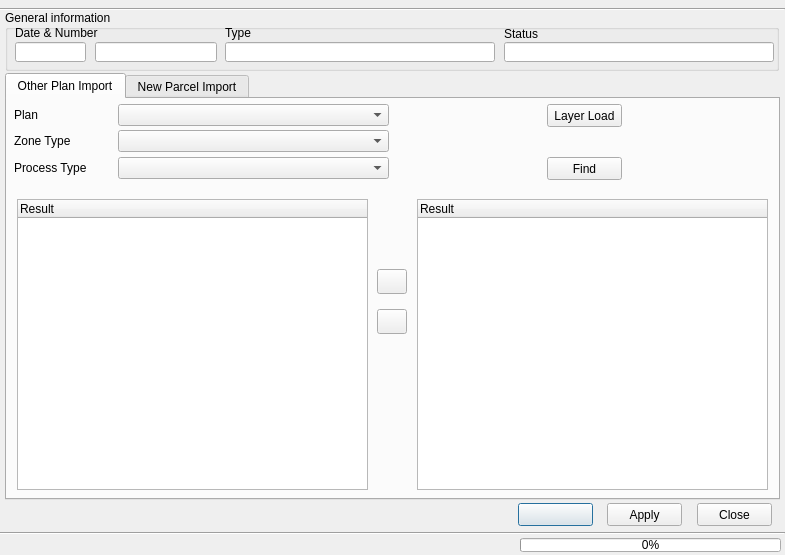
First picture: the form in view/PlanCaseDialog.ui, repository teamlm2/lm2_mgis, before the edit.
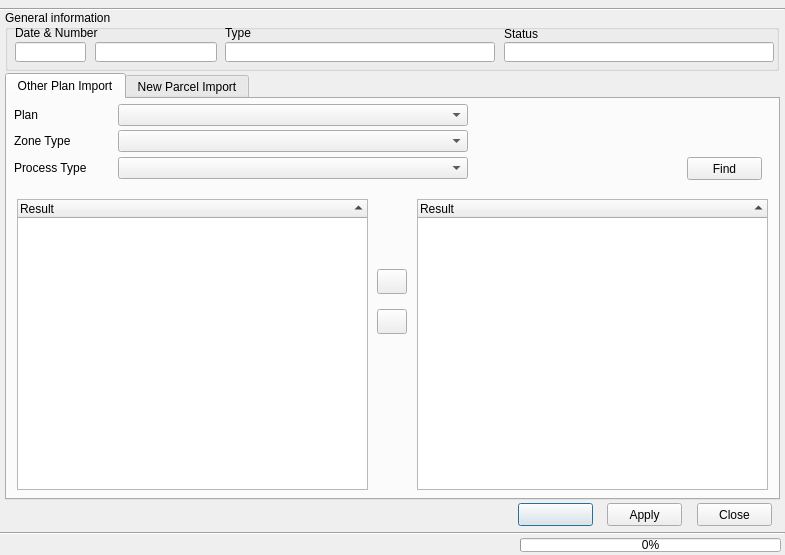
Second picture: the form after the edit. Icons and pictures are not drawn.

What changed in the file:
```diff
--- a/view/PlanCaseDialog.ui
+++ b/view/PlanCaseDialog.ui
@@ -214,6 +214,12 @@
        <height>291</height>
       </rect>
      </property>
+     <property name="sortingEnabled">
+      <bool>true</bool>
+     </property>
+     <property name="wordWrap">
+      <bool>true</bool>
+     </property>
      <column>
       <property name="text">
        <string>Result</string>
@@ -238,7 +244,7 @@
       <rect>
        <x>111</x>
        <y>31</y>
-       <width>271</width>
+       <width>350</width>
        <height>22</height>
       </rect>
      </property>
@@ -248,7 +254,7 @@
       <rect>
        <x>111</x>
        <y>58</y>
-       <width>271</width>
+       <width>350</width>
        <height>22</height>
       </rect>
      </property>
@@ -275,6 +281,12 @@
        <height>291</height>
       </rect>
      </property>
+     <property name="sortingEnabled">
+      <bool>true</bool>
+     </property>
+     <property name="wordWrap">
+      <bool>true</bool>
+     </property>
      <column>
       <property name="text">
        <string>Result</string>
@@ -333,28 +345,15 @@
       <rect>
        <x>111</x>
        <y>5</y>
-       <width>271</width>
+       <width>350</width>
        <height>22</height>
       </rect>
      </property>
     </widget>
-    <widget class="QPushButton" name="selected_layer_button">
-     <property name="geometry">
-      <rect>
-       <x>540</x>
-       <y>5</y>
-       <width>75</width>
-       <height>23</height>
-      </rect>
-     </property>
-     <property name="text">
-      <string>Layer Load</string>
-     </property>
-    </widget>
     <widget class="QPushButton" name="find_button">
      <property name="geometry">
       <rect>
-       <x>540</x>
+       <x>680</x>
        <y>58</y>
        <width>75</width>
        <height>23</height>
```
